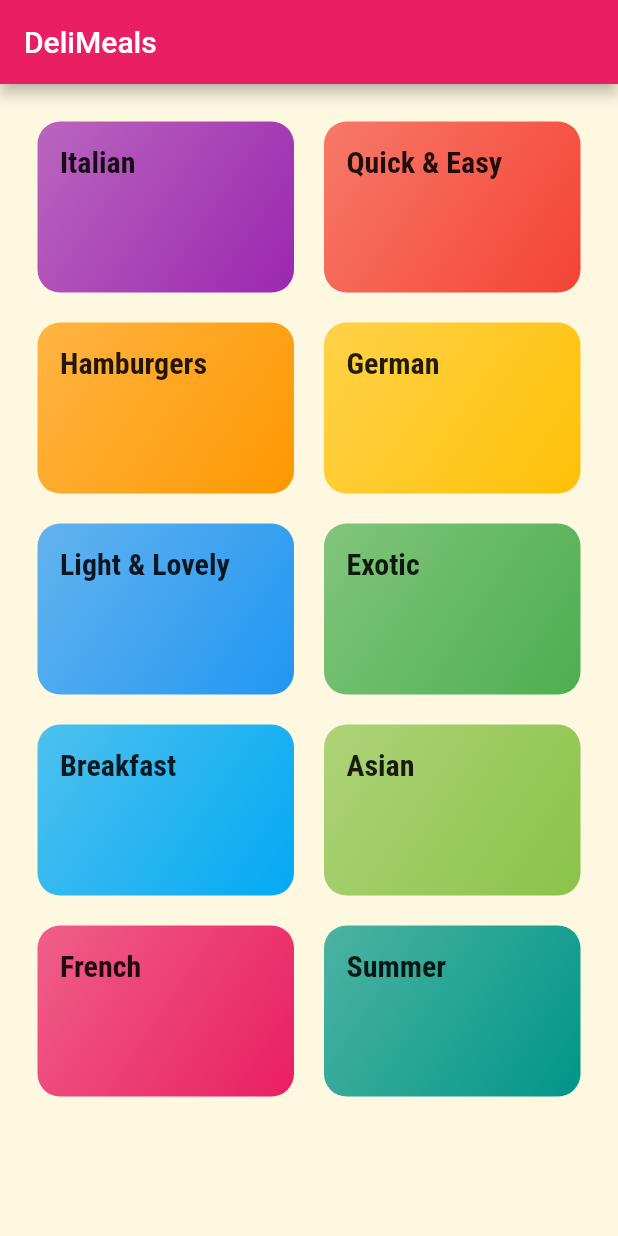
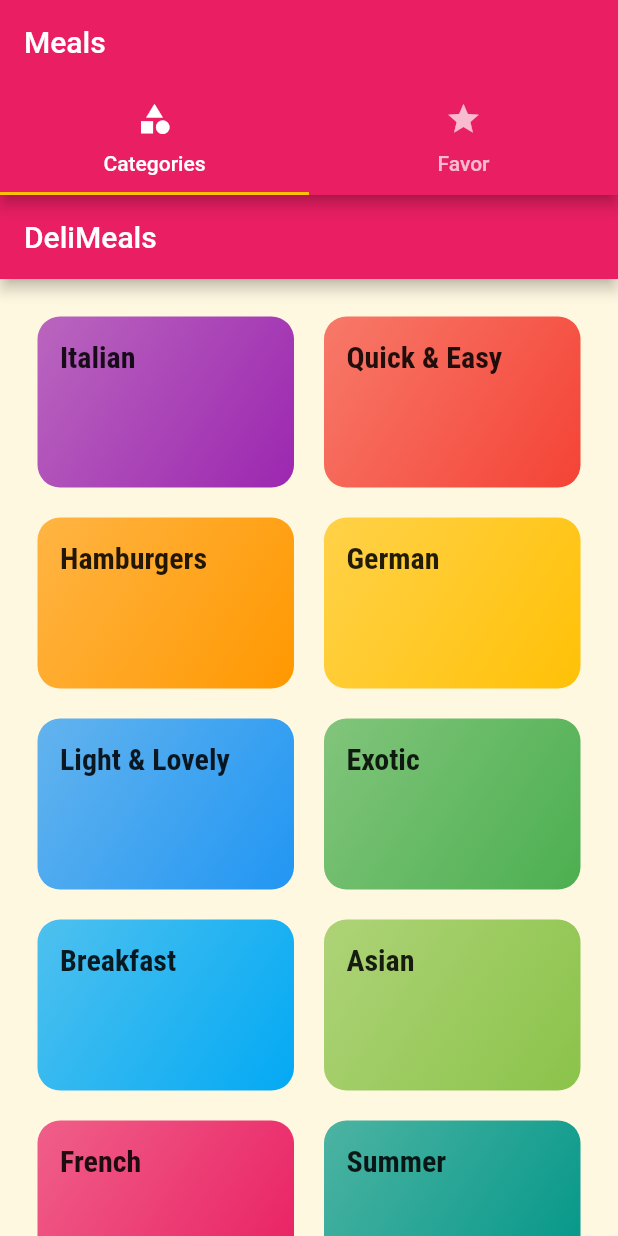
Before and after one commit to fqingyu/Meal-app-by-flutter, a Flutter app: the screen it shows after launch, on a phone screen of 412 x 824 dp. Run offline on Flutter 3.47's test engine with Material 2 defaults, Android fonts, the phone set to English and light mode, and no system bars; Roboto replaces fonts that are missing (Railway).

Commit message:
add tabs

```diff
--- a/lib/main.dart
+++ b/lib/main.dart
@@ -1,5 +1,6 @@
 import 'package:flutter/material.dart';
 
+import './screens/taps_screen.dart';
 import './screens/meal_detail_screen.dart';
 import './screens/category_meals_screen.dart';
 import './screens/categories_screen.dart';
@@ -35,7 +36,7 @@ class MyApp extends StatelessWidget {
       // home: CategoriesScreen(),
       initialRoute: '/',
       routes: {
-        '/': (context) => CategoriesScreen(),
+        '/': (context) => TabsScreen(),
         CategoryMealsScreen.routeName: (context) => CategoryMealsScreen(),
         MealDetailScreen.routeName: (context) => MealDetailScreen(),
       },
--- /dev/null
+++ b/lib/screens/favorites_screen.dart
@@ -0,0 +1,10 @@
+import 'package:flutter/material.dart';
+
+class FavoritesScreen extends StatelessWidget {
+  @override
+  Widget build(BuildContext context) {
+    return Center(
+      child: Text('The Favorites'),
+    );
+  }
+}
--- /dev/null
+++ b/lib/screens/taps_screen.dart
@@ -0,0 +1,39 @@
+import 'package:flutter/material.dart';
+
+import './favorites_screen.dart';
+import './categories_screen.dart';
+
+class TabsScreen extends StatefulWidget {
+  @override
+  _TabsScreenState createState() => _TabsScreenState();
+}
+
+class _TabsScreenState extends State<TabsScreen> {
+  @override
+  Widget build(BuildContext context) {
+    return DefaultTabController(
+      length: 2,
+      child: Scaffold(
+        appBar: AppBar(
+          title: Text('Meals'),
+          bottom: TabBar(tabs: [
+            Tab(
+              icon: Icon(Icons.category),
+              text: 'Categories',
+            ),
+            Tab(
+              icon: Icon(Icons.star),
+              text: 'Favor',
+            ),
+          ]),
+        ),
+        body: TabBarView(
+          children: [
+            CategoriesScreen(),
+            FavoritesScreen(),
+          ],
+        ),
+      ),
+    );
+  }
+}
```
